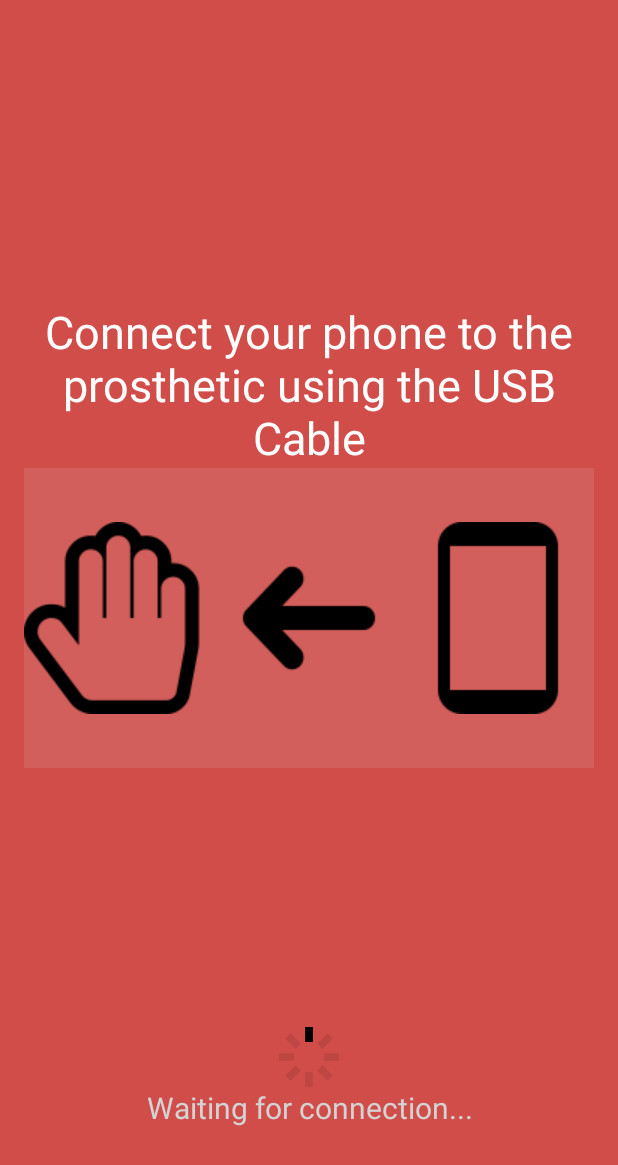
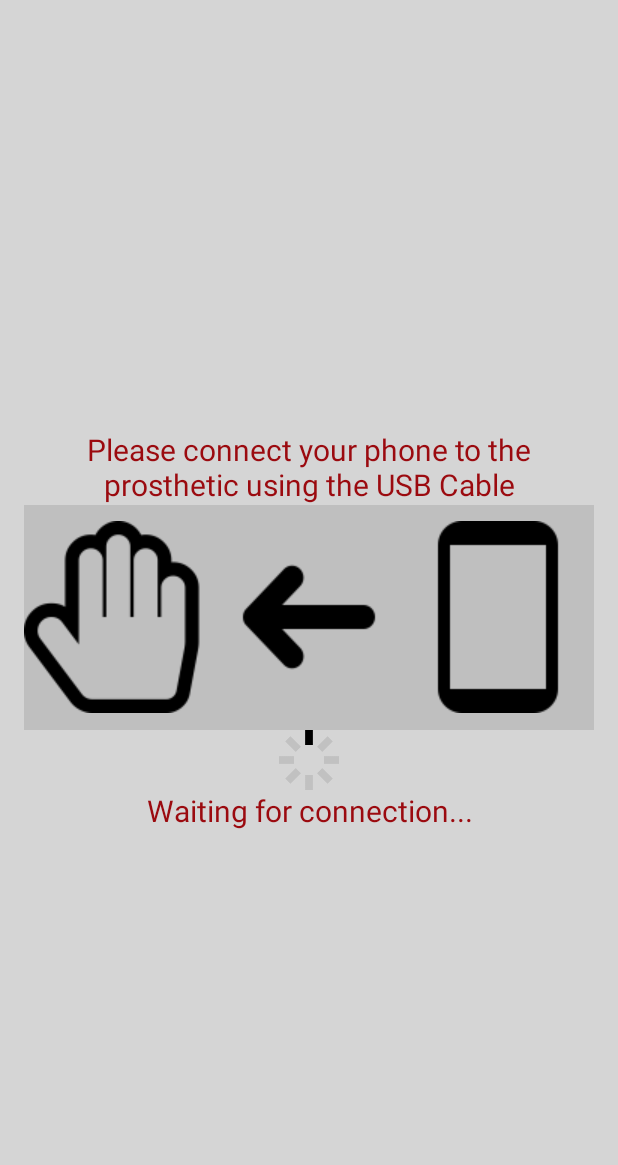
Before and after one commit to FelixWaweru/M-Kono, an Android app: the layout connection.xml on its own in the app's theme, with its tools: preview values and no code run, on a phone screen of 412 x 824 dp. Shown: the top 1165 px of the screen. Run offline under Robolectric (Android 15) with nearby library versions, the phone set to English and light mode, and no system bars.

Commit message:
Usb Connection updated

```diff
--- a/app/build.gradle
+++ b/app/build.gradle
@@ -6,7 +6,7 @@ android {
 
     defaultConfig {
         applicationId "mkono.com.m_kono"
-        minSdkVersion 11
+        minSdkVersion 12
         targetSdkVersion 22
         versionCode 1
         versionName "1.0"
--- a/app/src/main/java/mkono/com/m_kono/Pop.java
+++ b/app/src/main/java/mkono/com/m_kono/Pop.java
@@ -23,6 +23,7 @@ public class Pop extends AppCompatActivity {
         getWindowManager().getDefaultDisplay().getMetrics(dm);
         int width = dm.widthPixels;
         int height = dm.heightPixels;
-        getWindow().setLayout((int)(width*8),(int)(height*6));
+        getWindow().setLayout((int)(width*.95),(int)(height*.60));
+//        getWindow().setLayout(width,630);
     }
 }
--- a/app/src/main/res/layout/connection.xml
+++ b/app/src/main/res/layout/connection.xml
@@ -3,15 +3,15 @@
     android:layout_height="match_parent" android:paddingLeft="@dimen/activity_horizontal_margin"
     android:paddingRight="@dimen/activity_horizontal_margin"
     android:paddingTop="@dimen/activity_vertical_margin"
-    android:paddingBottom="@dimen/activity_vertical_margin" android:background="#B3C00500" tools:context=".MainActivity">
+    android:paddingBottom="@dimen/activity_vertical_margin" android:background="#F2D3D3D3" tools:context=".MainActivity">
 
     <TextView
-        android:text="Connect your phone to the prosthetic using the USB Cable"
+        android:text="Please connect your phone to the prosthetic using the USB Cable"
         android:layout_width="wrap_content"
         android:layout_height="wrap_content"
-        android:textSize="30dp"
+        android:textSize="20dp"
         android:gravity="center"
-        android:textColor="#ffffff"
+        android:textColor="#9b0a0f"
         android:id="@+id/textView2"
         android:layout_above="@+id/relativeLayout"
         android:layout_alignParentLeft="true"
@@ -19,8 +19,8 @@
 
     <RelativeLayout
         android:layout_width="fill_parent"
-        android:layout_height="200dp"
-        android:background="#1AE0FFFF"
+        android:layout_height="150dp"
+        android:background="#1A000000"
         android:id="@+id/relativeLayout"
         android:layout_centerVertical="true"
         android:layout_alignParentRight="true"
@@ -55,7 +55,7 @@
         android:layout_height="40dp"
         android:src="@drawable/loading"
         android:id="@+id/loading"
-        android:layout_above="@+id/text"
+        android:layout_below="@+id/relativeLayout"
         android:layout_centerHorizontal="true" />
 
     <TextView
@@ -64,10 +64,9 @@
         android:layout_height="wrap_content"
         android:textSize="20dp"
         android:gravity="center"
-        android:textColor="#d3d3d3"
+        android:textColor="#9b0a0f"
         android:id="@+id/text"
-        android:layout_marginBottom="56dp"
-        android:layout_alignParentBottom="true"
+        android:layout_below="@+id/loading"
         android:layout_centerHorizontal="true" />
 
 </RelativeLayout>
--- a/app/src/main/res/values/styles.xml
+++ b/app/src/main/res/values/styles.xml
@@ -1,10 +1,11 @@
 <resources>
 
     <!-- Base application theme. -->
-    <style name="AppTheme" parent="Theme.AppCompat.Light.DarkActionBar">
+    <style name="AppTheme" parent="Theme.AppCompat.Light.NoActionBar">
         <!-- Customize your theme here. -->
     </style>
     <style name="AppTheme.CustomTheme">
+        <item name="android:windowNoTitle">true</item>
         <item name="android:windowIsTranslucent">true</item>
         <item name="android:windowCloseOnTouchOutside">false</item>
     </style>
```
Also changed, not shown: app/src/main/AndroidManifest.xml (+7 -0 lines), app/src/main/java/mkono/com/m_kono/Connection.java (deleted, +0 -142 lines), app/src/main/java/mkono/com/m_kono/MainActivity.java (+15 -12 lines), app/src/main/res/xml/device_filter.xml (added, +7 -0 lines).
